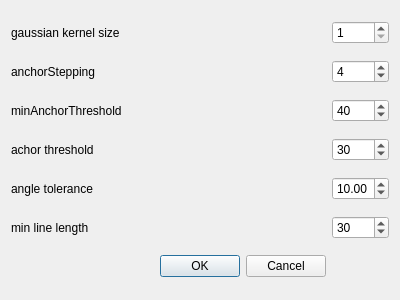
The window that app/form/edl2/edl2configdialog.ui (FormSeher/formseher) describes before a commit, drawn with Qt 5.
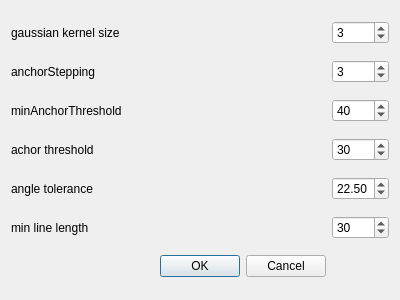
The same window after the commit.

Commit message: adjusted default values in edl2configdialog.ui.

```diff
--- a/app/form/edl2/edl2configdialog.ui
+++ b/app/form/edl2/edl2configdialog.ui
@@ -70,7 +70,7 @@
       <number>1</number>
      </property>
      <property name="value">
-      <number>4</number>
+      <number>3</number>
      </property>
     </widget>
    </item>
@@ -84,7 +84,7 @@
    <item row="4" column="1">
     <widget class="QDoubleSpinBox" name="angleTolerance">
      <property name="value">
-      <double>10.000000000000000</double>
+      <double>22.500000000000000</double>
      </property>
     </widget>
    </item>
@@ -117,6 +117,9 @@
      <property name="singleStep">
       <number>2</number>
      </property>
+     <property name="value">
+      <number>3</number>
+     </property>
     </widget>
    </item>
    <item row="3" column="0">
```
Left out of the diff: 3 changed lines with no effect on the pictures.
